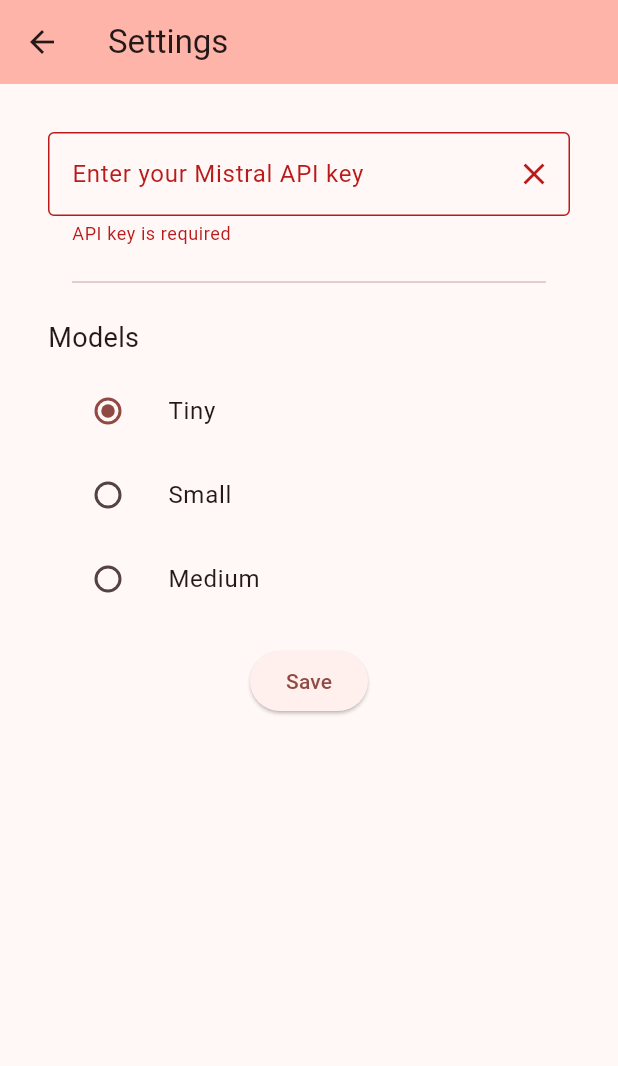
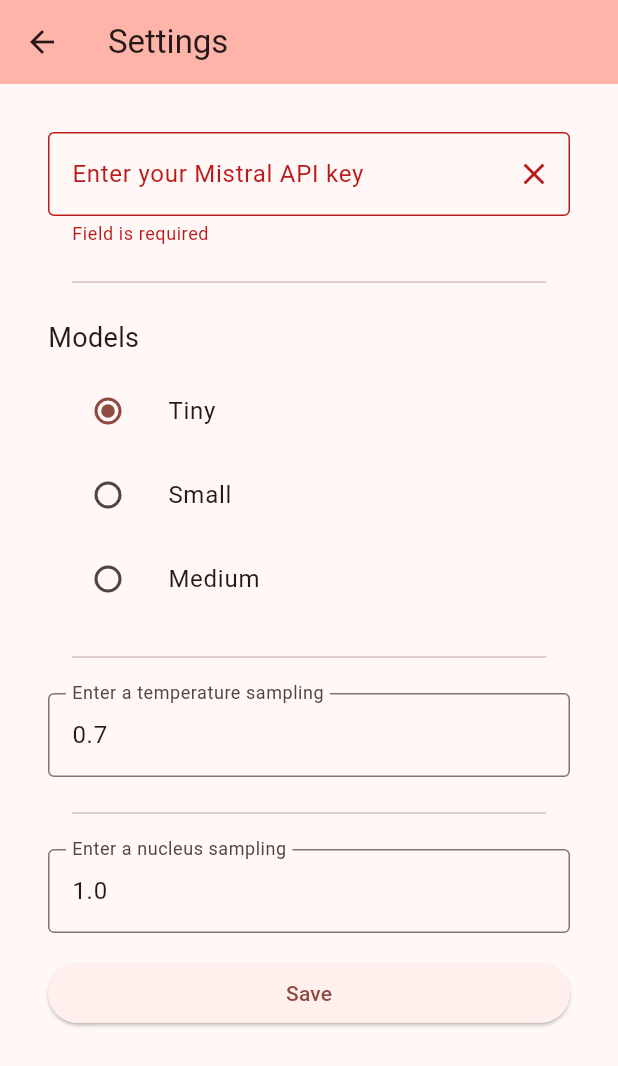
Before and after one commit to alecerf/jarvis, a Flutter app: the screen it shows after launch, after a tap on "Save", on a phone screen of 412 x 824 dp. Shown: the top 1066 px of the screen. Run offline on Flutter 3.47's test engine with Material 3 defaults, Android fonts, the phone set to English and light mode, and no system bars; our stand-ins replace shared_preferences; missing offline and left inert: fetch_client, markdown_widget.

Commit message:
feat: add temperature & topp parameters

```diff
--- a/lib/main.dart
+++ b/lib/main.dart
@@ -35,6 +35,10 @@ class Home extends StatefulWidget {
 class _HomeState extends State<Home> {
   String _apiKey = "";
   String _model = "";
+
+  double _temperature = 0;
+  double _topp = 0;
+
   final Map<String, MessageData> _history = <String, MessageData>{};
   final Future<SharedPreferences> _prefs = SharedPreferences.getInstance();
 
@@ -62,6 +66,8 @@ class _HomeState extends State<Home> {
   void loadConfiguration() {
     _prefs.then((SharedPreferences prefs) {
       _apiKey = prefs.getString('key') ?? "";
+      _temperature = prefs.getDouble('temperature') ?? 0.7;
+      _topp = prefs.getDouble('top_p') ?? 1;
       _model = prefs.getString('model') ?? Model.tiny.name;
       if (_apiKey.isNotEmpty) {
         setState(() {});
@@ -106,6 +112,8 @@ class _HomeState extends State<Home> {
       body: SettingsDataWidget(
         apiKey: _apiKey,
         model: _model,
+        temperature: _temperature,
+        topp: _topp,
         child: Column(
           children: [
             Expanded(
--- a/lib/message_form_widget.dart
+++ b/lib/message_form_widget.dart
@@ -31,6 +31,8 @@ class MessageForm extends StatelessWidget {
       MistralQuery query = MistralQuery(
         apiKey: SettingsDataWidget.of(context).apiKey,
         model: SettingsDataWidget.of(context).model,
+        temperature: SettingsDataWidget.of(context).temperature,
+        topp: SettingsDataWidget.of(context).topp,
       );
       ask(query, history).then((response) {
         response.stream.transform(utf8.decoder).listen((value) {
--- a/lib/mistral.dart
+++ b/lib/mistral.dart
@@ -84,8 +84,15 @@ class MistralResponse {
 class MistralQuery {
   final String apiKey;
   final String model;
+  final double temperature;
+  final double topp;
 
-  MistralQuery({required this.apiKey, required this.model});
+  MistralQuery({
+    required this.temperature,
+    required this.topp,
+    required this.apiKey,
+    required this.model,
+  });
 }
 
 enum Model { tiny, small, medium }
@@ -100,6 +107,8 @@ Future<http.StreamedResponse> ask(
     ..headers['Authorization'] = 'Bearer ${query.apiKey}'
     ..sink.add(utf8.encode(jsonEncode(<String, Object?>{
       "stream": true,
+      "temperature": query.temperature,
+      "top_p": query.topp,
       "model": "mistral-${query.model}",
       "messages": history
           .map((e) => {"role": e.role.name, "content": e.content})
--- a/lib/settings.dart
+++ b/lib/settings.dart
@@ -1,15 +1,20 @@
 import 'package:flutter/material.dart';
+import 'package:flutter/services.dart';
 import 'package:jarvis/mistral.dart';
 import 'package:shared_preferences/shared_preferences.dart';
 
 class SettingsDataWidget extends InheritedWidget {
   final String apiKey;
   final String model;
+  final double temperature;
+  final double topp;
 
   const SettingsDataWidget({
     super.key,
     required this.apiKey,
     required this.model,
+    required this.temperature,
+    required this.topp,
     required super.child,
   });
 
@@ -32,7 +37,9 @@ class Settings extends StatefulWidget {
 
 class _SettingsState extends State<Settings> {
   final _formKey = GlobalKey<FormState>();
-  final _controller = TextEditingController();
+  final _apiKeyController = TextEditingController();
+  final _temperatureController = TextEditingController();
+  final _toppController = TextEditingController();
   final Future<SharedPreferences> _prefs = SharedPreferences.getInstance();
   late ScaffoldMessengerState snackbar;
   Model? _model = Model.tiny;
@@ -41,7 +48,10 @@ class _SettingsState extends State<Settings> {
   void initState() {
     super.initState();
     _prefs.then((SharedPreferences prefs) {
-      _controller.text = prefs.getString('key') ?? "";
+      _apiKeyController.text = prefs.getString('key') ?? "";
+      _temperatureController.text =
+          (prefs.getDouble('temperature') ?? 0.7).toString();
+      _toppController.text = (prefs.getDouble('top_p') ?? 1).toString();
       _model = Model.values.firstWhere(
           (element) => element.name == (prefs.getString('model') ?? 'tiny'));
       setState(() {});
@@ -55,14 +65,13 @@ class _SettingsState extends State<Settings> {
         backgroundColor: Theme.of(context).colorScheme.inversePrimary,
         title: const Text('Settings'),
       ),
-      body: Padding(
-        padding: const EdgeInsets.all(32.0),
-        child: Form(
+      body: Form(
         key: _formKey,
-          child: Column(
+        child: ListView(
+          padding: const EdgeInsets.all(32),
           children: [
             TextFormField(
-                controller: _controller,
+              controller: _apiKeyController,
               maxLines: 1,
               obscureText: true,
               decoration: InputDecoration(
@@ -71,13 +80,13 @@ class _SettingsState extends State<Settings> {
                 suffixIcon: InkWell(
                   child: const Icon(Icons.clear),
                   onTap: () {
-                      _controller.clear();
+                    _apiKeyController.clear();
                   },
                 ),
               ),
               validator: (String? value) {
                 if (value == null || value.trim().isEmpty) {
-                    return 'API key is required';
+                  return 'Field is required';
                 }
                 return null;
               },
@@ -134,13 +143,71 @@ class _SettingsState extends State<Settings> {
                 ),
               ],
             ),
+            const Padding(
+              padding: EdgeInsets.all(16),
+              child: Divider(),
+            ),
+            TextFormField(
+              controller: _temperatureController,
+              keyboardType: TextInputType.number,
+              inputFormatters: [
+                FilteringTextInputFormatter.allow(RegExp(r'[0-9.,]'))
+              ],
+              maxLines: 1,
+              decoration: const InputDecoration(
+                border: OutlineInputBorder(),
+                labelText: 'Enter a temperature sampling',
+              ),
+              validator: (String? value) {
+                if (value == null || value.trim().isEmpty) {
+                  return 'Field is required';
+                }
+                if (double.tryParse(value) == null ||
+                    double.parse(value) < 0 ||
+                    double.parse(value) > 1) {
+                  return 'Field should be in range [0..1]';
+                }
+                return null;
+              },
+            ),
+            const Padding(
+              padding: EdgeInsets.all(16),
+              child: Divider(),
+            ),
+            TextFormField(
+              controller: _toppController,
+              keyboardType: TextInputType.number,
+              inputFormatters: [
+                FilteringTextInputFormatter.allow(RegExp(r'[0-9.,]'))
+              ],
+              maxLines: 1,
+              decoration: const InputDecoration(
+                border: OutlineInputBorder(),
+                labelText: 'Enter a nucleus sampling',
+              ),
+              validator: (String? value) {
+                if (value == null || value.trim().isEmpty) {
+                  return 'Field is required';
+                }
+                if (double.tryParse(value) == null ||
+                    double.parse(value) < 0 ||
+                    double.parse(value) > 1) {
+                  return 'Field should be in range [0..1]';
+                }
+                return null;
+              },
+            ),
             Padding(
               padding: const EdgeInsets.only(top: 16),
               child: ElevatedButton(
                 onPressed: () {
                   if (_formKey.currentState!.validate()) {
                     _prefs.then((SharedPreferences prefs) {
-                        prefs.setString('key', _controller.text);
+                      prefs.setString('key', _apiKeyController.text);
+                      prefs.setDouble('temperature',
+                          double.parse(_temperatureController.text));
+                      prefs.setDouble(
+                          'top_p', double.parse(_toppController.text));
                       prefs.setString('model', _model!.name);
                       ScaffoldMessenger.of(context).showSnackBar(
                         const SnackBar(
@@ -155,7 +222,6 @@ class _SettingsState extends State<Settings> {
               ),
             ),
           ],
-          ),
         ),
       ),
     );
```
Lines whose indentation alone changed are shown as unchanged.
